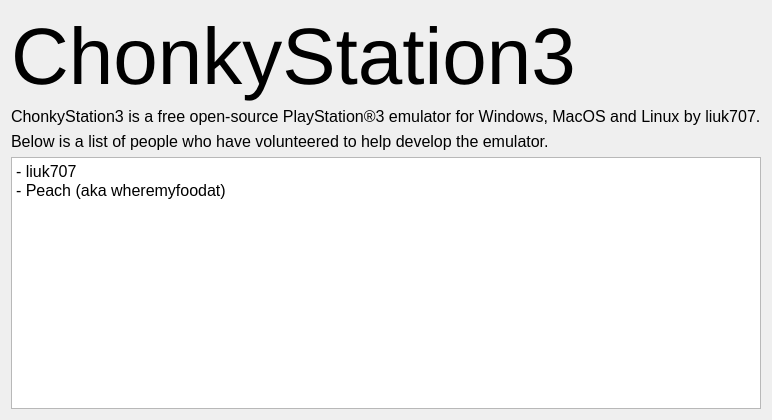
Old version of the form ChonkyStation3/Frontend/UI/about.ui in the repository liuk7071/ChonkyStation3.
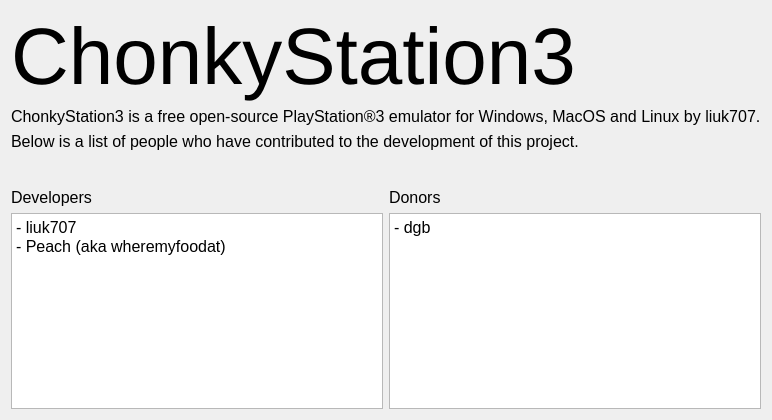
New version of the form.

Commit message: Frontend: Update About window

Diff of the .ui file:
```diff
--- a/ChonkyStation3/Frontend/UI/about.ui
+++ b/ChonkyStation3/Frontend/UI/about.ui
@@ -25,6 +25,41 @@
    <string>Form</string>
   </property>
   <layout class="QGridLayout" name="gridLayout">
+   <item row="2" column="0">
+    <widget class="QLabel" name="label_3">
+     <property name="sizePolicy">
+      <sizepolicy hsizetype="Preferred" vsizetype="Minimum">
+       <horstretch>0</horstretch>
+       <verstretch>0</verstretch>
+      </sizepolicy>
+     </property>
+     <property name="minimumSize">
+      <size>
+       <width>0</width>
+       <height>50</height>
+      </size>
+     </property>
+     <property name="text">
+      <string>Below is a list of people who have contributed to the development of this project.</string>
+     </property>
+     <property name="alignment">
+      <set>Qt::AlignmentFlag::AlignLeading|Qt::AlignmentFlag::AlignLeft|Qt::AlignmentFlag::AlignTop</set>
+     </property>
+    </widget>
+   </item>
+   <item row="1" column="0">
+    <widget class="QLabel" name="label_2">
+     <property name="sizePolicy">
+      <sizepolicy hsizetype="Preferred" vsizetype="Maximum">
+       <horstretch>0</horstretch>
+       <verstretch>0</verstretch>
+      </sizepolicy>
+     </property>
+     <property name="text">
+      <string>ChonkyStation3 is a free open-source PlayStation®3 emulator for Windows, MacOS and Linux by liuk707.</string>
+     </property>
+    </widget>
+   </item>
    <item row="0" column="0">
     <widget class="QLabel" name="label">
      <property name="sizePolicy">
@@ -43,39 +78,18 @@
      </property>
     </widget>
    </item>
-   <item row="1" column="0">
-    <widget class="QLabel" name="label_2">
-     <property name="sizePolicy">
-      <sizepolicy hsizetype="Preferred" vsizetype="Maximum">
-       <horstretch>0</horstretch>
-       <verstretch>0</verstretch>
-      </sizepolicy>
-     </property>
-     <property name="text">
-      <string>ChonkyStation3 is a free open-source PlayStation®3 emulator for Windows, MacOS and Linux by liuk707.</string>
-     </property>
-    </widget>
-   </item>
-   <item row="2" column="0">
-    <widget class="QLabel" name="label_3">
-     <property name="sizePolicy">
-      <sizepolicy hsizetype="Preferred" vsizetype="Maximum">
-       <horstretch>0</horstretch>
-       <verstretch>0</verstretch>
-      </sizepolicy>
-     </property>
-     <property name="text">
-      <string>Below is a list of people who have volunteered to help develop the emulator.</string>
-     </property>
-    </widget>
-   </item>
    <item row="3" column="0">
-    <widget class="QTextEdit" name="textEdit">
-     <property name="readOnly">
-      <bool>true</bool>
+    <layout class="QGridLayout" name="gridLayout_2">
+     <property name="bottomMargin">
+      <number>0</number>
      </property>
-     <property name="html">
-      <string>&lt;!DOCTYPE HTML PUBLIC &quot;-//W3C//DTD HTML 4.0//EN&quot; &quot;http://www.w3.org/TR/REC-html40/strict.dtd&quot;&gt;
+     <item row="1" column="0">
+      <widget class="QTextEdit" name="textEdit">
+       <property name="readOnly">
+        <bool>true</bool>
+       </property>
+       <property name="html">
+        <string>&lt;!DOCTYPE HTML PUBLIC &quot;-//W3C//DTD HTML 4.0//EN&quot; &quot;http://www.w3.org/TR/REC-html40/strict.dtd&quot;&gt;
 &lt;html&gt;&lt;head&gt;&lt;meta name=&quot;qrichtext&quot; content=&quot;1&quot; /&gt;&lt;meta charset=&quot;utf-8&quot; /&gt;&lt;style type=&quot;text/css&quot;&gt;
 p, li { white-space: pre-wrap; }
 hr { height: 1px; border-width: 0; }
@@ -84,8 +98,41 @@
 &lt;/style&gt;&lt;/head&gt;&lt;body style=&quot; font-family:'.AppleSystemUIFont'; font-size:12pt; font-weight:400; font-style:normal;&quot;&gt;
 &lt;p style=&quot; margin-top:0px; margin-bottom:0px; margin-left:0px; margin-right:0px; -qt-block-indent:0; text-indent:0px;&quot;&gt;- liuk707&lt;/p&gt;
 &lt;p style=&quot; margin-top:0px; margin-bottom:0px; margin-left:0px; margin-right:0px; -qt-block-indent:0; text-indent:0px;&quot;&gt;- Peach (aka wheremyfoodat)&lt;/p&gt;&lt;/body&gt;&lt;/html&gt;</string>
-     </property>
-    </widget>
+       </property>
+      </widget>
+     </item>
+     <item row="0" column="0">
+      <widget class="QLabel" name="label_4">
+       <property name="text">
+        <string>Developers</string>
+       </property>
+      </widget>
+     </item>
+     <item row="1" column="1">
+      <widget class="QTextEdit" name="textEdit_2">
+       <property name="readOnly">
+        <bool>true</bool>
+       </property>
+       <property name="html">
+        <string>&lt;!DOCTYPE HTML PUBLIC &quot;-//W3C//DTD HTML 4.0//EN&quot; &quot;http://www.w3.org/TR/REC-html40/strict.dtd&quot;&gt;
+&lt;html&gt;&lt;head&gt;&lt;meta name=&quot;qrichtext&quot; content=&quot;1&quot; /&gt;&lt;meta charset=&quot;utf-8&quot; /&gt;&lt;style type=&quot;text/css&quot;&gt;
+p, li { white-space: pre-wrap; }
+hr { height: 1px; border-width: 0; }
+li.unchecked::marker { content: &quot;\2610&quot;; }
+li.checked::marker { content: &quot;\2612&quot;; }
+&lt;/style&gt;&lt;/head&gt;&lt;body style=&quot; font-family:'.AppleSystemUIFont'; font-size:12pt; font-weight:400; font-style:normal;&quot;&gt;
+&lt;p style=&quot; margin-top:0px; margin-bottom:0px; margin-left:0px; margin-right:0px; -qt-block-indent:0; text-indent:0px;&quot;&gt;- dgb&lt;/p&gt;&lt;/body&gt;&lt;/html&gt;</string>
+       </property>
+      </widget>
+     </item>
+     <item row="0" column="1">
+      <widget class="QLabel" name="label_5">
+       <property name="text">
+        <string>Donors</string>
+       </property>
+      </widget>
+     </item>
+    </layout>
    </item>
   </layout>
  </widget>
```
